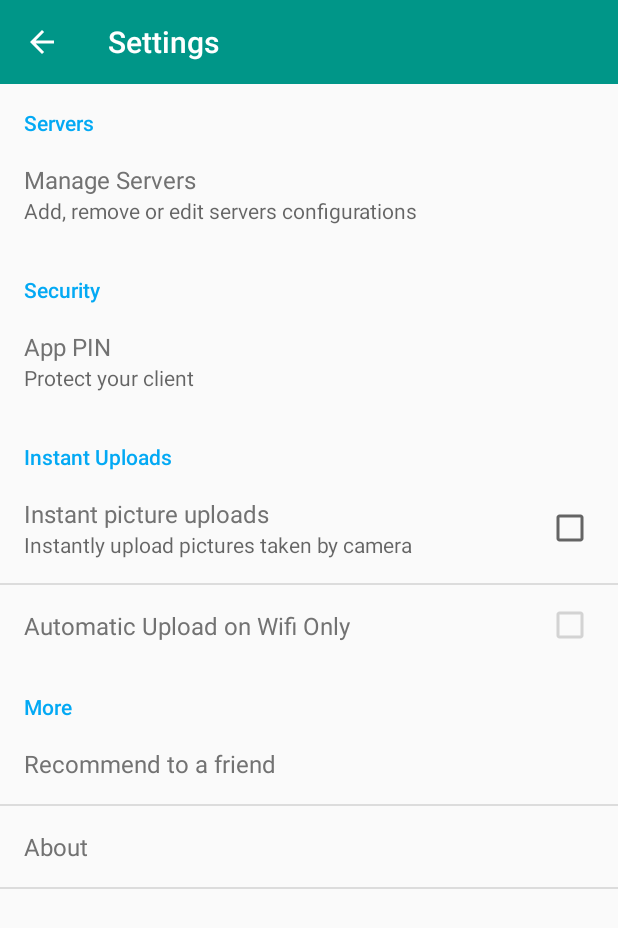
After one commit to jrocharodrigues/PhotoUp, an Android app: the SettingsActivity screen opened directly, with no data from a screen before it, on a phone screen of 412 x 824 dp. The commit adds this screen. Shown: the top 928 px of the screen. Run offline under Robolectric (Android 15) with nearby library versions, the phone set to English and light mode, and no system bars.

Commit message:
settings improve - phase 1

```diff
--- a/app/src/main/AndroidManifest.xml
+++ b/app/src/main/AndroidManifest.xml
@@ -34,8 +34,8 @@
             </intent-filter>
         </activity>
         <activity
-            android:name=".SetPreferenceActivity"
-            android:parentActivityName="com.impecabel.photoup.MainActivity"
+            android:name=".SettingsActivity"
+            android:parentActivityName=".MainActivity"
             android:label="@string/action_settings">
         </activity>
 
--- a/app/src/main/java/com/impecabel/photoup/MainActivity.java
+++ b/app/src/main/java/com/impecabel/photoup/MainActivity.java
@@ -356,7 +356,7 @@ public class MainActivity extends ActionBarActivity implements ObservableScrollV
         //noinspection SimplifiableIfStatement
         if (id == R.id.action_settings) {
             //showCustomView();
-            Intent i = new Intent(this, SetPreferenceActivity.class);
+            Intent i = new Intent(this, SettingsActivity.class);
             startActivityForResult(i, RESULT_SETTINGS);
             return true;
         } else if (id == R.id.action_upload) {
--- /dev/null
+++ b/app/src/main/java/com/impecabel/photoup/SettingsActivity.java
@@ -0,0 +1,68 @@
+package com.impecabel.photoup;
+
+/**
+ * Created by x00881 on 21-01-2015.
+ */
+
+import android.app.Activity;
+import android.content.ComponentName;
+import android.os.Bundle;
+import android.preference.Preference;
+import android.preference.PreferenceFragment;
+import android.support.v4.content.IntentCompat;
+import android.support.v7.app.ActionBarActivity;
+import android.support.v7.widget.Toolbar;
+import android.view.View;
+import android.view.Window;
+
+/**
+ * Activity for customizing app settings.
+ */
+public class SettingsActivity extends ActionBarActivity implements SettingsFragment.Callback{
+    private static final String TAG = "SettingsActivity";
+
+    @Override
+    protected void onCreate(Bundle savedInstanceState) {
+        super.onCreate(savedInstanceState);
+        setContentView(R.layout.activity_settings);
+
+        Toolbar toolbar = (Toolbar) findViewById(R.id.toolbar);
+        if (toolbar != null) {
+            setSupportActionBar(toolbar);
+            toolbar.setTitle(R.string.settings_title);
+            getSupportActionBar().setDisplayHomeAsUpEnabled(true);
+        }
+
+       /* toolbar.setNavigationIcon(R.drawable.ic_up);
+        toolbar.setNavigationOnClickListener(new View.OnClickListener() {
+            @Override
+            public void onClick(View view) {
+                navigateUpToFromChild(SettingsActivity.this,
+                        IntentCompat.makeMainActivity(new ComponentName(SettingsActivity.this,
+                                MainActivity.class)));
+            }
+        });*/
+
+        if (savedInstanceState == null) {
+            getFragmentManager().beginTransaction()
+                    .add(R.id.container, new SettingsFragment())
+                    .commit();
+        }
+    }
+
+    @Override
+    public void onBackPressed() {
+        // this if statement is necessary to navigate through nested and main fragments
+        if (getFragmentManager().getBackStackEntryCount() == 0) {
+            super.onBackPressed();
+        } else {
+            getFragmentManager().popBackStack();
+        }
+    }
+
+    @Override
+    public void onNestedPreferenceSelected(int key) {
+        getFragmentManager().beginTransaction().replace(R.id.container, NestedPreferenceFragment.newInstance(key), TAG).addToBackStack(TAG).commit();
+    }
+
+}
--- /dev/null
+++ b/app/src/main/java/com/impecabel/photoup/SettingsFragment.java
@@ -0,0 +1,83 @@
+package com.impecabel.photoup;
+
+import android.app.Activity;
+import android.os.Bundle;
+import android.preference.Preference;
+import android.preference.PreferenceFragment;
+import android.view.Window;
+
+/**
+ * Created by x00881 on 21-01-2015.
+ */
+public class SettingsFragment extends PreferenceFragment implements Preference.OnPreferenceClickListener  {
+    /*SharedPreferences.OnSharedPreferenceChangeListener */
+    private Callback mCallback;
+
+     //TODO move to prefsUtils
+
+    @Override
+    public void onAttach(Activity activity) {
+
+        super.onAttach(activity);
+
+        if (activity instanceof Callback) {
+            mCallback = (Callback) activity;
+        } else {
+            throw new IllegalStateException("Owner must implement Callback interface");
+        }
+    }
+
+    @Override
+    public void onCreate(Bundle savedInstanceState) {
+        super.onCreate(savedInstanceState);
+        setupSimplePreferencesScreen();
+        // PrefUtils.registerOnSharedPreferenceChangeListener(getActivity(), this);
+
+
+    }
+
+    @Override
+    public void onDestroy() {
+        super.onDestroy();
+        // PrefUtils.unregisterOnSharedPreferenceChangeListener(getActivity(), this);
+    }
+
+    private void setupSimplePreferencesScreen() {
+        // Add 'general' preferences.
+        addPreferencesFromResource(R.xml.preferences);
+        // add listeners for non-default actions
+        Preference preference = findPreference(PrefUtils.KEY_MANAGE_SERVERS);
+        preference.setOnPreferenceClickListener(this);
+    }
+
+    @Override
+    public boolean onPreferenceClick(Preference preference) {
+        // here you should use the same keys as you used in the xml-file
+        if (preference.getKey().equals(PrefUtils.KEY_MANAGE_SERVERS)) {
+            mCallback.onNestedPreferenceSelected(NestedPreferenceFragment.NESTED_SCREEN_SERVERS_KEY);
+        }
+        return false;
+    }
+
+    public interface Callback {
+        public void onNestedPreferenceSelected(int key);
+    }
+
+
+    /*@Override
+    public void onSharedPreferenceChanged(SharedPreferences sharedPreferences, String key) {
+        if (PrefUtils.PREF_SYNC_CALENDAR.equals(key)) {
+            Intent intent;
+           if (PrefUtils.shouldSyncCalendar(getActivity())) {
+                // Add all calendar entries
+                intent = new Intent(SessionCalendarService.ACTION_UPDATE_ALL_SESSIONS_CALENDAR);
+            } else {
+                // Remove all calendar entries
+                intent = new Intent(SessionCalendarService.ACTION_CLEAR_ALL_SESSIONS_CALENDAR);
+            }
+
+            intent.setClass(getActivity(), SessionCalendarService.class);
+            getActivity().startService(intent);
+        }
+    }*/
+}
--- /dev/null
+++ b/app/src/main/res/layout/activity_settings.xml
@@ -0,0 +1,15 @@
+<LinearLayout xmlns:android="http://schemas.android.com/apk/res/android"
+    xmlns:tools="http://schemas.android.com/tools"
+    android:layout_width="match_parent"
+    android:layout_height="match_parent"
+    android:orientation="vertical"
+    tools:context=".Set">
+
+    <include layout="@layout/toolbar"/>
+
+    <FrameLayout
+        android:id="@+id/container"
+        android:layout_width="match_parent"
+        android:layout_height="0dp"
+        android:layout_weight="1" />
+</LinearLayout>
--- a/app/src/main/res/xml/preferences.xml
+++ b/app/src/main/res/xml/preferences.xml
@@ -1,58 +1,44 @@
 <?xml version="1.0" encoding="utf-8"?>
-<PreferenceScreen xmlns:android="http://schemas.android.com/apk/res/android" >
-    <PreferenceCategory android:title="@string/prefs_category_accounts" android:key="accounts_category">
+<PreferenceScreen xmlns:android="http://schemas.android.com/apk/res/android">
+    <PreferenceCategory
+        android:key="servers_category"
+        android:title="@string/prefs_category_servers">
+        <Preference
+            android:id="@+id/manage_servers"
+            android:key="manage_servers"
+            android:summary="@string/prefs_servers_summary"
+            android:title="@string/prefs_manage_servers" />
     </PreferenceCategory>
 
     <PreferenceCategory android:title="@string/prefs_category_security">
-        <!-- ListPreference
-            android:key="select_oc_account"
-            android:title="@string/prefs_select_oc_account"
-            android:summary="@string/prefs_summary_select_oc_account"
-            / -->
-        <EditTextPreference android:title="@string/prefs_pincode" android:key="set_pincode"
-            android:summary="@string/prefs_pincode_summary"/>
+        <EditTextPreference
+            android:key="set_pincode"
+            android:summary="@string/prefs_pincode_summary"
+            android:title="@string/prefs_pincode" />
     </PreferenceCategory>
 
     <PreferenceCategory android:title="@string/prefs_category_instant_uploading">
-        <EditTextPreference
-            android:title="@string/prefs_instant_upload_path_title"
-            android:key="instant_upload_path" />
-        <CheckBoxPreference android:key="instant_uploading"
-            android:title="@string/prefs_instant_upload"
-            android:summary="@string/prefs_instant_upload_summary"/>
-        <CheckBoxPreference android:dependency="instant_uploading"
+        <CheckBoxPreference
+            android:key="instant_uploading"
+            android:summary="@string/prefs_instant_upload_summary"
+            android:title="@string/prefs_instant_upload" />
+        <CheckBoxPreference
+            android:dependency="instant_uploading"
             android:disableDependentsState="true"
-            android:title="@string/instant_upload_on_wifi"
-            android:key="instant_upload_on_wifi"/>
-        <EditTextPreference
-            android:title="@string/prefs_instant_video_upload_path_title"
-            android:key="instant_video_upload_path" />
-        <CheckBoxPreference android:key="instant_video_uploading"
-            android:title="@string/prefs_instant_video_upload"
-            android:summary="@string/prefs_instant_video_upload_summary"/>
-        <CheckBoxPreference android:dependency="instant_video_uploading"
-            android:disableDependentsState="true"
-            android:title="@string/instant_video_upload_on_wifi"
-            android:key="instant_video_upload_on_wifi"/>
-        <!-- DISABLED FOR RELEASE UNTIL FIXED
-        CheckBoxPreference android:key="log_to_file"
-                            android:title="@string/prefs_log_title"
-                            android:summary="@string/prefs_log_summary"/>
-        <Preference 		android:key="log_history"
-                            android:title="@string/prefs_log_title_history"
-                            android:summary="@string/prefs_log_summary_history"/ -->
-
+            android:key="instant_upload_on_wifi"
+            android:title="@string/instant_upload_on_wifi" />
     </PreferenceCategory>
 
-    <PreferenceCategory android:title="@string/prefs_category_more" android:key="more">
-        <Preference android:title="@string/prefs_help" android:key="help" />
-        <Preference android:title="@string/prefs_recommend" android:key="recommend" />
-        <Preference android:title="@string/prefs_feedback" android:key="feedback" />
-        <Preference android:title="@string/prefs_imprint" android:key="imprint" />
-
-        <Preference 		android:id="@+id/about_app"
-            android:title="@string/about_title"
-            android:key="about_app" />
+    <PreferenceCategory
+        android:key="more"
+        android:title="@string/prefs_category_more">
+        <Preference
+            android:key="recommend"
+            android:title="@string/prefs_recommend" />
+        <Preference
+            android:id="@+id/about_app"
+            android:key="about_app"
+            android:title="@string/about_title" />
     </PreferenceCategory>
 
 
```
Also changed, not shown: app/src/main/java/com/impecabel/photoup/NestedPreferenceFragment.java (added, +80 -0 lines), app/src/main/java/com/impecabel/photoup/PrefUtils.java (added, +322 -0 lines), app/src/main/java/com/impecabel/photoup/PrefsFragment.java (deleted, +0 -20 lines), app/src/main/java/com/impecabel/photoup/SetPreferenceActivity.java (deleted, +0 -19 lines), app/src/main/res/values/strings.xml (+21 -27 lines), app/src/main/res/xml/server_preferences.xml (added, +8 -0 lines), app/src/main/res/drawable-xxhdpi/ic_up.png (added).
